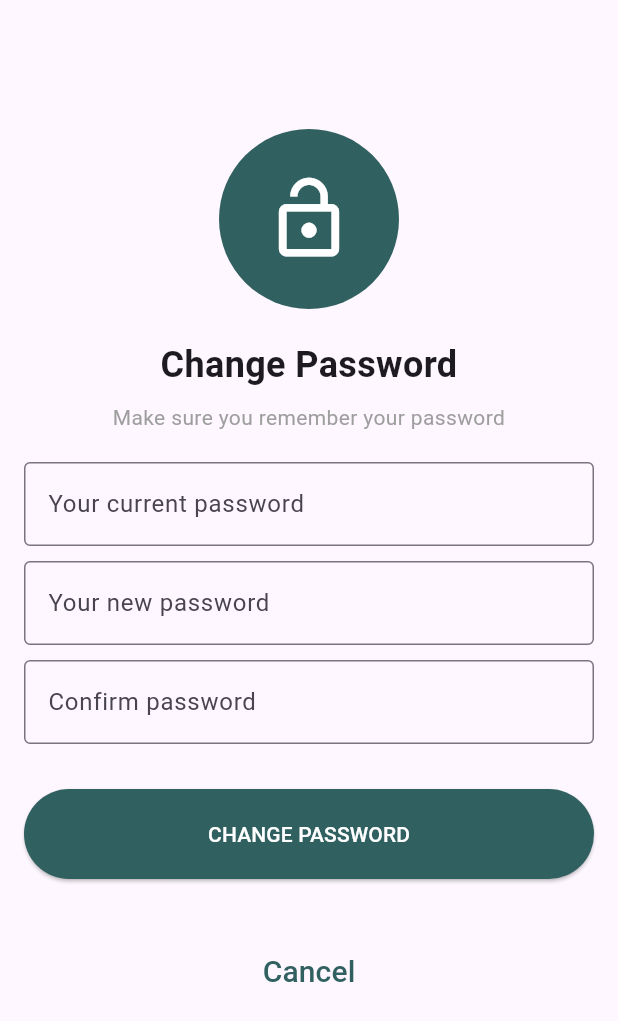
After one commit to tuandangvan/found-and-adoption-pet-fe, a Flutter app: the UpdatePasswordScreen screen opened directly, on a phone screen of 412 x 824 dp. The commit adds this screen. Shown: the top 1021 px of the screen. Run offline on Flutter 3.47's test engine with Material 3 defaults, Android fonts, the phone set to English and light mode, and no system bars; our stand-ins replace animated_text_kit, carousel_slider, flutter_local_notifications, fluttertoast, font_awesome_flutter, geolocator and 8 more; missing offline and left inert: comment_box, flutter_polyline_points; accounts and stored records are empty; network calls fail; project files that could hold a hidden picture were left out.

Commit message:
add change password UI

```diff
--- /dev/null
+++ b/client/lib/screens/change_password.dart
@@ -0,0 +1,116 @@
+import 'package:flutter/material.dart';
+
+class UpdatePasswordScreen extends StatelessWidget {
+  @override
+  Widget build(BuildContext context) {
+    return Scaffold(
+
+      body: Column(
+        children: [
+          SizedBox(height: 70,),
+          Expanded(
+            child: SingleChildScrollView(
+              keyboardDismissBehavior: ScrollViewKeyboardDismissBehavior.onDrag,
+              padding: EdgeInsets.fromLTRB(16,16,16,0),
+              child: Column(
+                mainAxisAlignment: MainAxisAlignment.start,
+                crossAxisAlignment: CrossAxisAlignment.stretch,
+                children: [
+                  Container(
+                    height: 120,
+                    width: 120,
+                    decoration: BoxDecoration(
+                      color: Theme.of(context).primaryColor,
+                      shape: BoxShape.circle,
+                    ),
+                    child: Center(
+                      child: Icon(
+                        Icons.lock_open,
+                        color: Colors.white,
+                        size: 60,
+                      ),
+                    ),
+                  ),
+                  SizedBox(height: 20),
+                  Text(
+                    'Change Password',
+                    style: TextStyle(
+                      fontSize: 24,
+                      fontWeight: FontWeight.bold,
+                    ),
+                    textAlign: TextAlign.center,
+                  ),
+                  SizedBox(height: 8),
+                  Text(
+                    'Make sure you remember your password',
+                    style: TextStyle(
+                      color: Colors.grey,
+                    ),
+                    textAlign: TextAlign.center,
+                  ),
+                  SizedBox(height: 20),
+                  TextField(
+                    decoration: InputDecoration(
+                      labelText: 'Your current password',
+                      border: OutlineInputBorder(),
+                    ),
+                    obscureText: true,
+                  ),
+                  SizedBox(height: 10),
+                  TextField(
+                    decoration: InputDecoration(
+                      labelText: 'Your new password',
+                      border: OutlineInputBorder(),
+                    ),
+                    obscureText: true,
+                  ),
+                  SizedBox(height: 10),
+                  TextField(
+                    decoration: InputDecoration(
+                      labelText: 'Confirm password',
+                      border: OutlineInputBorder(),
+                    ),
+                    obscureText: true,
+                  ),
+                  SizedBox(height: 30),
+                  ElevatedButton(
+                    style: ElevatedButton.styleFrom(
+                      primary: Theme.of(context).primaryColor,
+                      onPrimary: Colors.white,
+                      fixedSize: Size.fromHeight(60),
+                    ),
+                    onPressed: () {
+                      // Xử lý sự kiện thay đổi mật khẩu
+                    },
+                    child: Text('CHANGE PASSWORD'),
+                  ),
+                  SizedBox(height: 30,),
+
+                  Align(
+            alignment: Alignment.bottomCenter,
+            child: Padding(
+              padding: const EdgeInsets.only(top:8.0),
+              child: TextButton(
+                onPressed: () {
+                  // Xử lý sự kiện hủy bỏ
+                  Navigator.pop(context);
+                },
+                child: Text(
+                  'Cancel',
+
+                  style: TextStyle(color: Theme.of(context).primaryColor, fontSize: 20),
+                ),
+              ),
+            ),
+          ),
+                ],
+              ),
+
+            ),
+          ),
+
+        ],
+      ),
+    );
+  }
+}
--- a/client/pubspec.yaml
+++ b/client/pubspec.yaml
@@ -61,6 +61,8 @@ dependencies:
   geocoding: ^2.1.1
   google_maps_flutter: ^2.5.0
   location: ^5.0.3
+  flutter_svg: ^2.0.9
+  expandable: ^5.0.1
 
 
 
```
Also changed, not shown: client/lib/screens/animal_detail_screen.dart (+105 -108 lines), client/lib/screens/pet_center_screens/add_pet_screen.dart (+23 -23 lines), client/lib/screens/pet_center_screens/register_form.dart (+1 -14 lines), client/lib/screens/user_screens/profile_user.dart (+24 -0 lines), client/pubspec.lock.
